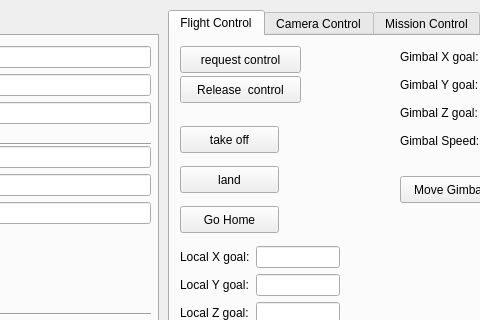
This is src/teamhku_ocs/teamhku_ocs.ui in SiChiTong/teamhku_ocs as Qt 5 draws it before an edit; both pictures show x 372 to 852 and y 0 to 320 of the 1079 by 615 pixel window. The edited form follows.
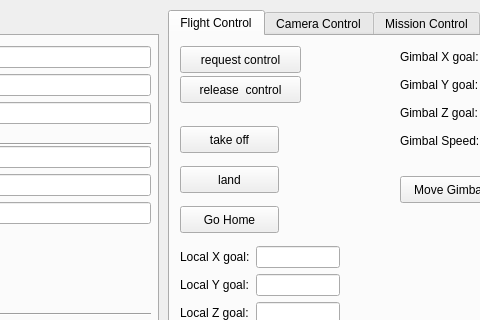
This is the edited form.

Diff of the .ui file:
```diff
--- a/src/teamhku_ocs/teamhku_ocs.ui
+++ b/src/teamhku_ocs/teamhku_ocs.ui
@@ -405,7 +405,7 @@
       </rect>
      </property>
      <property name="text">
-      <string>Release  control</string>
+      <string>release  control</string>
      </property>
     </widget>
     <widget class="QPushButton" name="land_button_">
```
Left out of the diff: 4 changed lines with no effect on the pictures.
